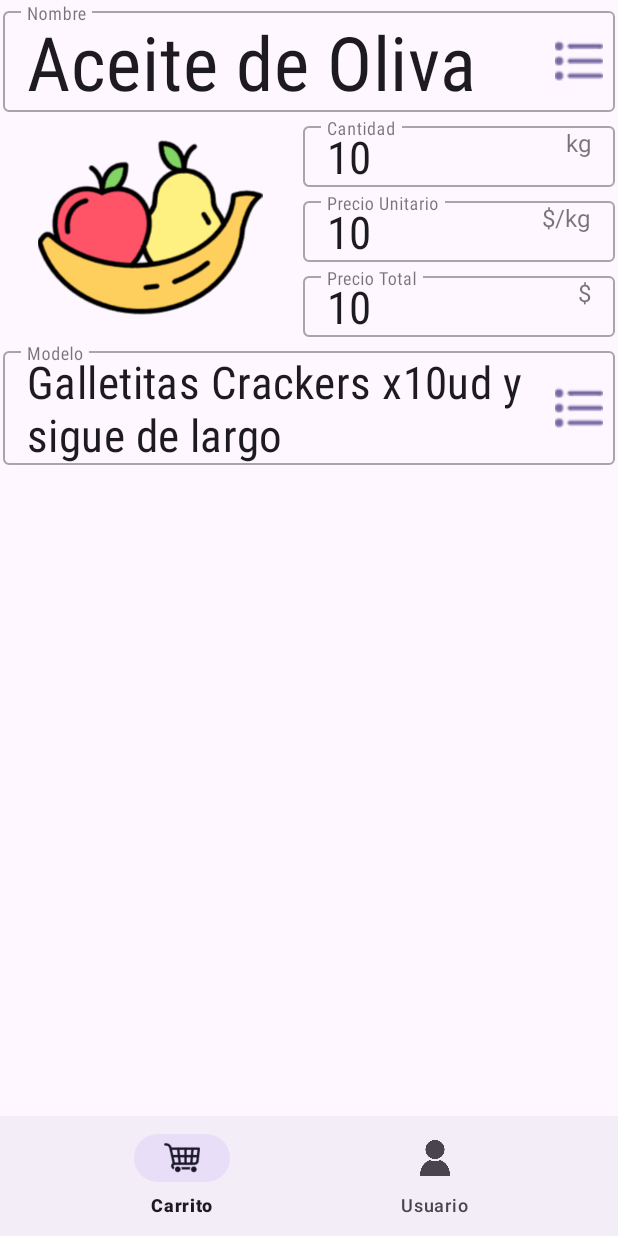
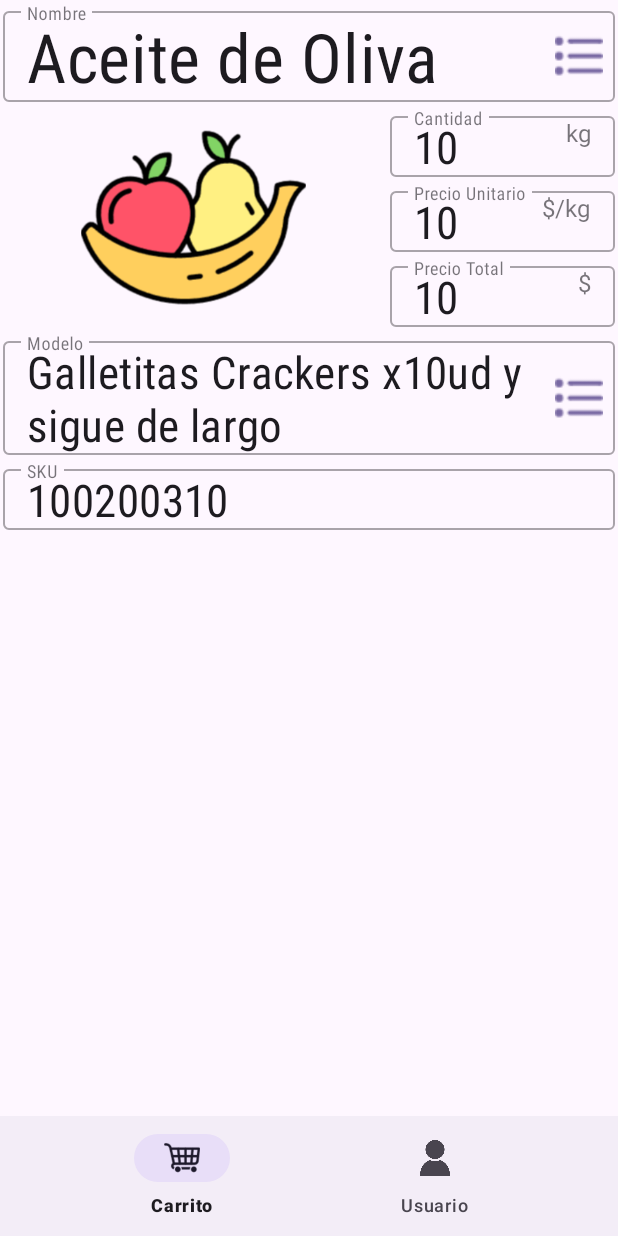
Before and after one commit to suka97/SuperAhorro, an Android app: the fragment ItemDetailFragment placed in its activity, on a phone screen of 412 x 824 dp. Run offline under Robolectric (Android 15) with nearby library versions, the phone set to English and light mode, and no system bars; our stand-ins replace Room's generated code, navigation-ui; 8 statements that could not run were skipped.

Commit message:
loading textfields

```diff
--- a/app/src/main/java/com/suka/superahorro/fragments/ItemDetailFragment.kt
+++ b/app/src/main/java/com/suka/superahorro/fragments/ItemDetailFragment.kt
@@ -6,25 +6,22 @@ import android.view.LayoutInflater
 import android.view.View
 import android.view.ViewGroup
 import android.widget.ImageView
-import androidx.constraintlayout.widget.ConstraintLayout
 import androidx.fragment.app.viewModels
 import com.bumptech.glide.Glide
+import com.google.android.material.textfield.TextInputLayout
 import com.suka.superahorro.R
-import com.suka.superahorro.database.AppDatabase
-import com.suka.superahorro.database.CartItemDao
-import com.suka.superahorro.entities.CartItem
 import com.suka.superahorro.packages.*
 
 class ItemDetailFragment : Fragment() {
     lateinit var v : View
     private val viewModel: ItemDetailViewModel by viewModels()
 
-//    lateinit var name : LayoutedInput
-//    lateinit var amount : LayoutedInput
-//    lateinit var price : LayoutedInput
-//    lateinit var total : LayoutedInput
-//    lateinit var brand : LayoutedInput
-//    lateinit var sku : LayoutedInput
+    lateinit var name : TextInputLayout
+    lateinit var amount : TextInputLayout
+    lateinit var price : TextInputLayout
+    lateinit var total : TextInputLayout
+    lateinit var model : TextInputLayout
+    lateinit var sku : TextInputLayout
 
 
     override fun onCreateView(
@@ -42,6 +39,13 @@ class ItemDetailFragment : Fragment() {
     override fun onViewCreated(view: View, savedInstanceState: Bundle?) {
         super.onViewCreated(view, savedInstanceState)
 
+        name = v.findViewById(R.id.txtName_det)
+        amount = v.findViewById(R.id.txtAmount_det)
+        price = v.findViewById(R.id.txtPrice_det)
+        total = v.findViewById(R.id.txtTot_det)
+        model = v.findViewById(R.id.txtModel_det)
+        sku = v.findViewById(R.id.txtSku_det)
+
 //        name = LayoutedInput(this, "Nombre", ::saveChanges, R.id.txtName_det, R.id.layName_det)
 //        amount = LayoutedInput(this, "Cantidad", ::onUpdatePriceAmount, R.id.txtAmount_det, R.id.layAmout_det)
 //        price = LayoutedInput(this, "Precio", ::onUpdatePriceAmount, R.id.txtPrice_det, R.id.layPrice_det)
@@ -56,12 +60,14 @@ class ItemDetailFragment : Fragment() {
         super.onStart()
 
         val cartItem = viewModel.getCartItem()
-//        name.setText(cartItem.name)
-//        amount.setValue(UnitValue(cartItem.amount, GLOBAL_UNIT_AMOUNT))
-//        price.setValue(UnitValue(cartItem.unit_price, GLOBAL_UNIT_PRICE))
-//        total.setValue(UnitValue(cartItem.getTotalPrice(), GLOBAL_UNIT_PRICE))
-//        brand.setText(cartItem.brand ?: "-")
-//        sku.setText(cartItem.sku ?: "-")
+        name.editText?.setText(cartItem.name)
+        amount.editText?.setText(cartItem.amount.toString())
+        price.editText?.setText(cartItem.unit_price.toString())
+        total.editText?.setText(cartItem.getTotalPrice().toString())
+        //        brand.setText(cartItem.brand ?: "-")
+        //        sku.setText(cartItem.sku ?: "-")
+
+        setPicture(cartItem.picture)
     }
 
     override fun onResume() {
@@ -95,9 +101,9 @@ class ItemDetailFragment : Fragment() {
 
     fun saveChanges(){
         val cartItem = viewModel.getCartItem()
-//        cartItem.name = name.getText()
-//        cartItem.amount = amount.getValue()?.value
-//        cartItem.unit_price = price.getValue()?.value
+        cartItem.name = name.editText?.text.toString()
+        cartItem.amount = name.editText?.text.toString().toFloatOrNull()
+        cartItem.unit_price = name.editText?.text.toString().toFloatOrNull()
 //        cartItem.brand = brand.getText()
 //        cartItem.sku = sku.getText()
 
--- a/app/src/main/res/layout/fragment_item_detail.xml
+++ b/app/src/main/res/layout/fragment_item_detail.xml
@@ -9,11 +9,12 @@
 
     <ImageView
         android:id="@+id/img_det"
-        android:layout_width="200dp"
+        android:layout_width="0dp"
         android:layout_height="0dp"
         android:scaleType="fitCenter"
         android:src="@drawable/default_item"
         app:layout_constraintBottom_toBottomOf="@+id/txtTot_det"
+        app:layout_constraintEnd_toStartOf="@id/txtAmount_det"
         app:layout_constraintStart_toStartOf="parent"
         app:layout_constraintTop_toBottomOf="@id/txtName_det" />
 
@@ -32,7 +33,6 @@
         app:layout_constraintTop_toTopOf="parent">
 
         <com.google.android.material.textfield.TextInputEditText
-            android:id="@+id/icon"
             style="@style/TextField_Head1"
             android:layout_width="match_parent"
             android:layout_height="wrap_content"
@@ -48,13 +48,12 @@
         android:hint="Cantidad"
         android:padding="2dp"
         app:layout_constraintEnd_toEndOf="parent"
-        app:layout_constraintStart_toEndOf="@id/img_det"
         app:layout_constraintTop_toBottomOf="@id/txtName_det"
         app:suffixText="kg">
 
         <com.google.android.material.textfield.TextInputEditText
             style="@style/TextField_Input1"
-            android:layout_width="match_parent"
+            android:layout_width="150dp"
             android:layout_height="wrap_content"
             android:text="10" />
 
@@ -68,7 +67,7 @@
         android:hint="Precio Unitario"
         android:padding="2dp"
         app:layout_constraintEnd_toEndOf="parent"
-        app:layout_constraintStart_toEndOf="@id/img_det"
+        app:layout_constraintStart_toStartOf="@id/txtAmount_det"
         app:layout_constraintTop_toBottomOf="@id/txtAmount_det"
         app:suffixText="$/kg">
 
@@ -88,7 +87,7 @@
         android:hint="Precio Total"
         android:padding="2dp"
         app:layout_constraintEnd_toEndOf="parent"
-        app:layout_constraintStart_toEndOf="@id/img_det"
+        app:layout_constraintStart_toStartOf="@id/txtPrice_det"
         app:layout_constraintTop_toBottomOf="@id/txtPrice_det"
         app:suffixText="$">
 
@@ -123,4 +122,24 @@
 
     </com.google.android.material.textfield.TextInputLayout>
 
+    <com.google.android.material.textfield.TextInputLayout
+        android:id="@+id/txtSku_det"
+        style="@style/Widget.MaterialComponents.TextInputLayout.OutlinedBox"
+        android:layout_width="0dp"
+        android:layout_height="wrap_content"
+        android:hint="SKU"
+        android:padding="2dp"
+        app:layout_constraintEnd_toEndOf="parent"
+        app:layout_constraintStart_toStartOf="parent"
+        app:layout_constraintTop_toBottomOf="@id/txtModel_det">
+
+        <com.google.android.material.textfield.TextInputEditText
+            style="@style/TextField_Input1"
+            android:layout_width="match_parent"
+            android:layout_height="wrap_content"
+            android:editable="false"
+            android:text="100200310" />
+
+    </com.google.android.material.textfield.TextInputLayout>
+
 </androidx.constraintlayout.widget.ConstraintLayout>
--- a/app/src/main/res/values/styles.xml
+++ b/app/src/main/res/values/styles.xml
@@ -3,7 +3,7 @@
 
     <style name="TextField_Head1">
         <item name="android:fontFamily">sans-serif-condensed</item>
-        <item name="android:textSize">50sp</item>
+        <item name="android:textSize">45sp</item>
         <item name="android:paddingVertical">0dp</item>
     </style>
 
```
